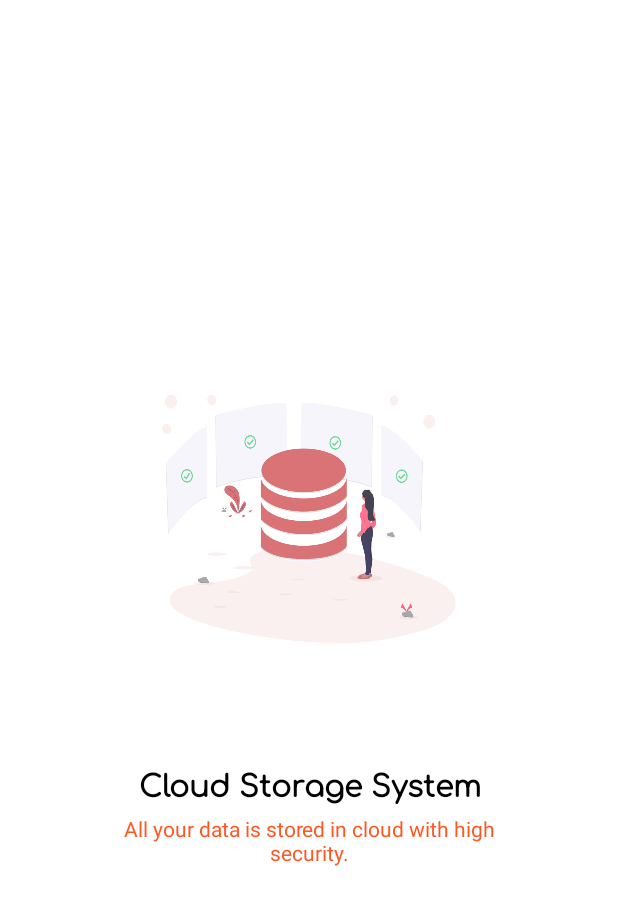
After one commit to Kaustav1999paul/Remainders, an Android app: the layout layout_four.xml on its own in the app's theme, with its tools: preview values and no code run, on a phone screen of 412 x 824 dp. The commit adds this screen. Shown: the top 905 px of the screen. Run offline under Robolectric (Android 15) with nearby library versions, the phone set to English and light mode, and no system bars.

Commit message:
--- First Commit ---
Intro Screen 2

```diff
--- a/app/src/main/java/com/example/todoapp/MainActivity.java
+++ b/app/src/main/java/com/example/todoapp/MainActivity.java
@@ -50,7 +50,8 @@ public class MainActivity extends AppCompatActivity {
         layouts = new int[]{
                 R.layout.layout_one,
                 R.layout.layout_two,
-                R.layout.layout_three
+                R.layout.layout_three,
+                R.layout.layout_four
         };
 
         NEXT.setOnClickListener(new View.OnClickListener() {
--- a/app/src/main/res/layout/activity_main.xml
+++ b/app/src/main/res/layout/activity_main.xml
@@ -51,6 +51,7 @@
         android:layout_alignParentRight="true"
         android:layout_marginRight="20dp"
         android:textColor="#FF6200EE"
+        android:fontFamily="@font/comfortaa"
         android:layout_marginBottom="50dp"
         android:textSize="15dp"
         android:textStyle="bold"/>
--- /dev/null
+++ b/app/src/main/res/layout/layout_four.xml
@@ -0,0 +1,38 @@
+<?xml version="1.0" encoding="utf-8"?>
+<LinearLayout
+    xmlns:android="http://schemas.android.com/apk/res/android"
+    android:layout_width="match_parent"
+    android:layout_height="match_parent"
+    android:gravity="center"
+    android:background="#FFFFFF"
+    android:orientation="vertical">
+
+    <ImageView
+        android:layout_width="240dp"
+        android:layout_height="200dp"
+        android:layout_marginBottom="60dp"
+        android:background="@drawable/five"/>
+
+    <TextView
+        android:layout_width="match_parent"
+        android:layout_height="wrap_content"
+        android:layout_marginHorizontal="20dp"
+        android:textStyle="bold"
+        android:textSize="20dp"
+        android:textColor="#000000"
+        android:fontFamily="@font/comfortaa"
+        android:text="Cloud Storage System"
+        android:gravity="center"/>
+
+    <TextView
+        android:layout_width="match_parent"
+        android:layout_height="wrap_content"
+        android:layout_marginHorizontal="20dp"
+        android:textSize="14dp"
+        android:text="All your data is stored in cloud with high security."
+        android:layout_marginTop="5dp"
+        android:textColor="#FF5722"
+        android:paddingHorizontal="53dp"
+        android:gravity="center"/>
+
+</LinearLayout>
--- a/app/src/main/res/values/colors.xml
+++ b/app/src/main/res/values/colors.xml
@@ -11,20 +11,24 @@
     <color name="dot_one">#AAAAAA</color>
     <color name="dot_two">#AAAAAA</color>
     <color name="dot_three">#AAAAAA</color>
+    <color name="dot_four">#AAAAAA</color>
 
     <color name="active_one">#F44336</color>
     <color name="active_two">#03FF7D</color>
     <color name="active_three">#FFC107</color>
+    <color name="active_four">#D67272</color>
 
     <array name="active">
         <item>@color/active_one</item>
         <item>@color/active_two</item>
         <item>@color/active_three</item>
+        <item>@color/active_four</item>
     </array>
 
     <array name="inactive">
         <item>@color/dot_one</item>
         <item>@color/dot_two</item>
         <item>@color/dot_three</item>
+        <item>@color/dot_four</item>
     </array>
 </resources>
```
Also changed, not shown: app/src/main/res/drawable-v24/five.png (added), app/src/main/res/drawable/five.png (added).
